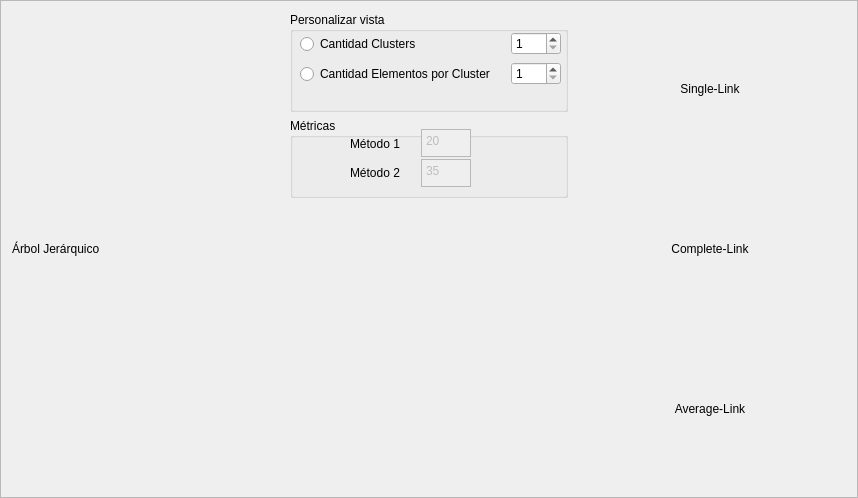
Old version of the form visual/frame.ui in the repository gabrieljcandia/TPI-IA-II-2018.
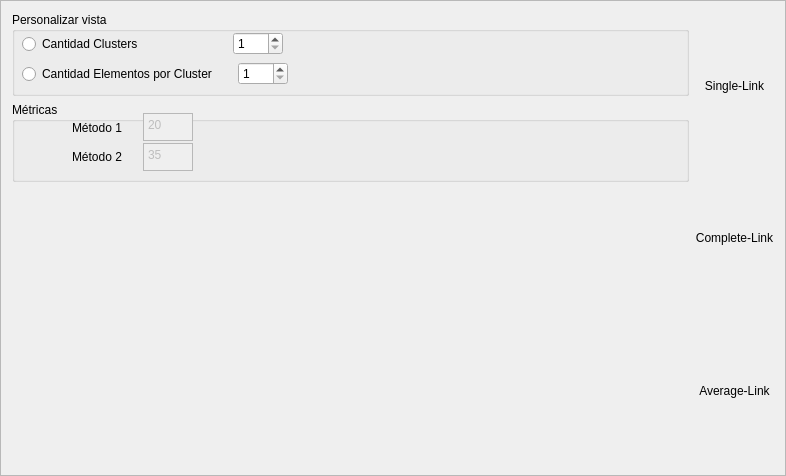
New version of the form.

Commit message: Mejorada la IGU de Figuras para que el diseño de la interface permita presentar los dendogramas y los tres tipos de gráficos para cada algoritmo: single, complete y average.

What changed in the file:
```diff
--- a/visual/frame.ui
+++ b/visual/frame.ui
@@ -6,8 +6,8 @@
    <rect>
     <x>0</x>
     <y>0</y>
-    <width>858</width>
-    <height>498</height>
+    <width>786</width>
+    <height>476</height>
    </rect>
   </property>
   <property name="windowTitle">
@@ -21,27 +21,7 @@
   </property>
   <layout class="QHBoxLayout" name="horizontalLayout">
    <item>
-    <layout class="QHBoxLayout" name="HLresultados" stretch="1,0,1">
-     <item>
-      <layout class="QVBoxLayout" name="VLayoutArbol" stretch="0,1">
-       <item>
-        <widget class="QLabel" name="label">
-         <property name="sizePolicy">
-          <sizepolicy hsizetype="Expanding" vsizetype="Expanding">
-           <horstretch>0</horstretch>
-           <verstretch>0</verstretch>
-          </sizepolicy>
-         </property>
-         <property name="text">
-          <string>Árbol Jerárquico</string>
-         </property>
-        </widget>
-       </item>
-       <item>
-        <layout class="QVBoxLayout" name="VLgraficoDendograma"/>
-       </item>
-      </layout>
-     </item>
+    <layout class="QHBoxLayout" name="HLresultados" stretch="0,0,0">
      <item>
       <layout class="QVBoxLayout" name="verticalLayout_11">
        <item>
@@ -115,7 +95,7 @@
              <rect>
               <x>10</x>
               <y>50</y>
-              <width>261</width>
+              <width>266</width>
               <height>24</height>
              </rect>
             </property>
@@ -270,12 +250,13 @@
       </layout>
      </item>
      <item>
-      <layout class="QVBoxLayout" name="verticalLayout_12" stretch="0,1,0,1,0,1">
-       <property name="sizeConstraint">
-        <enum>QLayout::SetDefaultConstraint</enum>
-       </property>
+      <layout class="QVBoxLayout" name="VLayoutArbol" stretch="0">
        <item>
-        <widget class="QLabel" name="label_16">
+        <layout class="QVBoxLayout" name="verticalLayout">
+         <item>
+          <layout class="QVBoxLayout" name="SL">
+           <item>
+            <widget class="QLabel" name="txtSL">
          <property name="text">
           <string>Single-Link</string>
          </property>
@@ -285,14 +266,25 @@
         </widget>
        </item>
        <item>
-        <layout class="QVBoxLayout" name="VLgraficoSL">
+            <layout class="QHBoxLayout" name="SL2">
+             <item>
+              <layout class="QVBoxLayout" name="VLgraficoDendogramaSL">
          <property name="sizeConstraint">
           <enum>QLayout::SetMaximumSize</enum>
          </property>
         </layout>
        </item>
        <item>
-        <widget class="QLabel" name="label_17">
+              <layout class="QVBoxLayout" name="VLgraficoSL"/>
+             </item>
+            </layout>
+           </item>
+          </layout>
+         </item>
+         <item>
+          <layout class="QVBoxLayout" name="CL">
+           <item>
+            <widget class="QLabel" name="txtCL">
          <property name="text">
           <string>Complete-Link</string>
          </property>
@@ -302,14 +294,29 @@
         </widget>
        </item>
        <item>
+            <layout class="QHBoxLayout" name="CL2">
+             <item>
+              <layout class="QVBoxLayout" name="VLgraficoDendogramaCL">
+               <property name="sizeConstraint">
+                <enum>QLayout::SetMaximumSize</enum>
+               </property>
+              </layout>
+             </item>
+             <item>
         <layout class="QVBoxLayout" name="VLgraficoCL">
          <property name="sizeConstraint">
           <enum>QLayout::SetMaximumSize</enum>
          </property>
         </layout>
        </item>
+            </layout>
+           </item>
+          </layout>
+         </item>
        <item>
-        <widget class="QLabel" name="label_18">
+          <layout class="QVBoxLayout" name="AL">
+           <item>
+            <widget class="QLabel" name="txtAL">
          <property name="text">
           <string>Average-Link</string>
          </property>
@@ -319,12 +326,34 @@
         </widget>
        </item>
        <item>
+            <layout class="QHBoxLayout" name="AL2">
+             <item>
+              <layout class="QVBoxLayout" name="VLgraficoDendogramaAL">
+               <property name="sizeConstraint">
+                <enum>QLayout::SetMaximumSize</enum>
+               </property>
+              </layout>
+             </item>
+             <item>
         <layout class="QVBoxLayout" name="VLgraficoAL">
          <property name="sizeConstraint">
           <enum>QLayout::SetMaximumSize</enum>
          </property>
         </layout>
        </item>
+            </layout>
+           </item>
+          </layout>
+         </item>
+        </layout>
+       </item>
+      </layout>
+     </item>
+     <item>
+      <layout class="QVBoxLayout" name="verticalLayout_12" stretch="">
+       <property name="sizeConstraint">
+        <enum>QLayout::SetDefaultConstraint</enum>
+       </property>
       </layout>
      </item>
     </layout>
```
Lines whose indentation alone changed are shown as unchanged. The commit also changes 3 other files.
